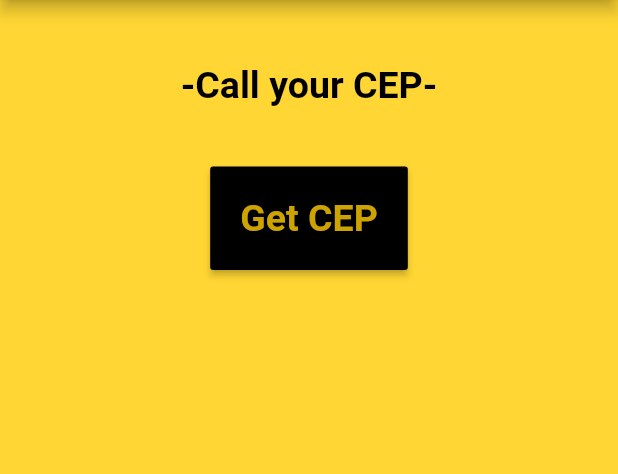
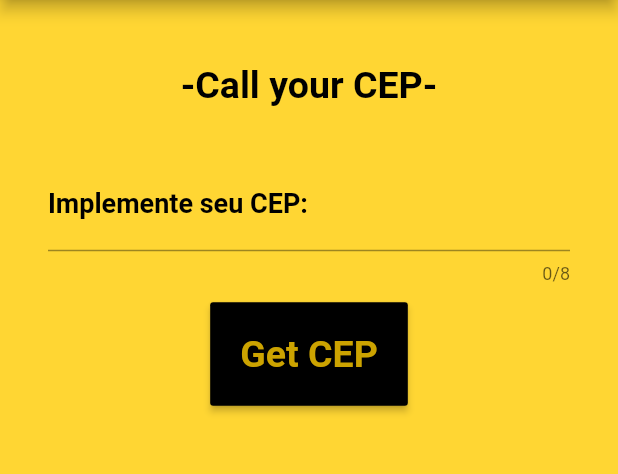
Before and after one commit to GuiQRSM/show_CEP, a Flutter app: the screen it shows after launch, on a phone screen of 412 x 824 dp, the part 84-558 px from its top. Run offline on Flutter 3.47's test engine with Material 2 defaults, Android fonts, the phone set to English and light mode, and no system bars.

Commit message:
It implements a 'Padding()' class that receives as 'child:,' the 'TextField()' class and configures other Widgets as well

```diff
--- a/lib/Main_Frame.dart
+++ b/lib/Main_Frame.dart
@@ -43,7 +43,7 @@ void _getDateApi () {
           child: Column(
             children: <Widget>[
               Padding(
-                  padding: EdgeInsets.only(top: 10),
+                  padding: EdgeInsets.only(top: 10, bottom: 14),
                 child: Text(
                   "-Call your CEP-",
                   style: TextStyle(
@@ -54,7 +54,29 @@ void _getDateApi () {
                  ),
                ),
               Padding(
-                  padding: EdgeInsets.only(top: 40),
+                  padding: EdgeInsets.only(top: 22),
+                child: TextField(
+                  keyboardType: TextInputType.number,
+                  decoration: InputDecoration(
+                    labelText: "Implemente seu CEP:",
+                    labelStyle: TextStyle(
+                      fontSize: 18,
+                      fontWeight: FontWeight.w700,
+                      color: Colors.black,
+                    ),
+                  ),
+                  cursorColor: Colors.black,
+                  style: TextStyle(
+                    fontSize: 16,
+                    fontWeight: FontWeight.w700,
+                    color: Colors.black,
+                  ),
+                  maxLength: 8,
+                  maxLengthEnforced: true,
+                ),
+              ),
+              Padding(
+                  padding: EdgeInsets.only(top: 12),
                 child: RaisedButton(
                     onPressed: _getDateApi,
                   color: Colors.black,
```
